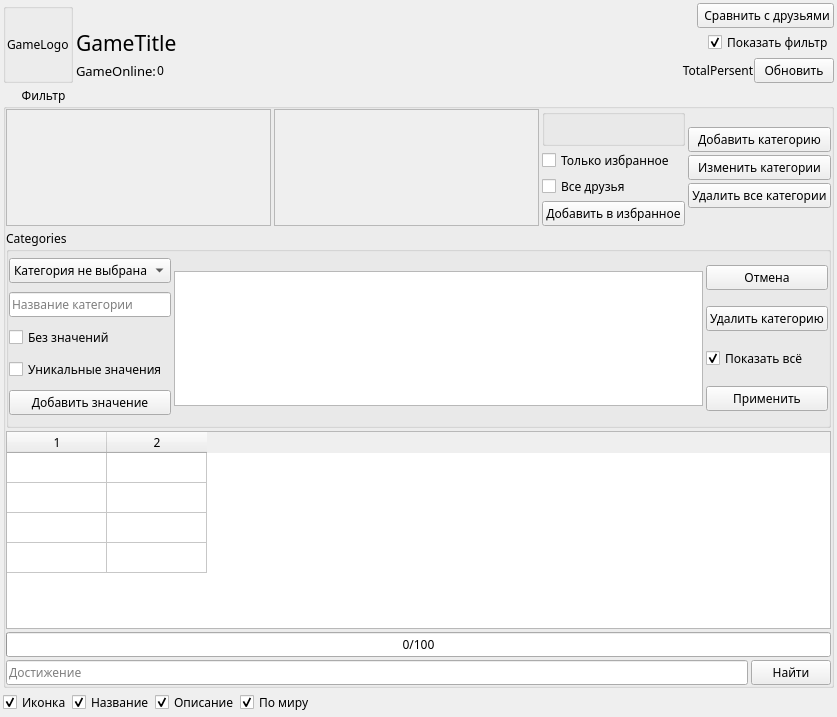
Before: the Qt Designer form AraSteamManager/AchievementsSubForms/formachievements.ui in Arankir/AraSteamManager, drawn with Qt 5.
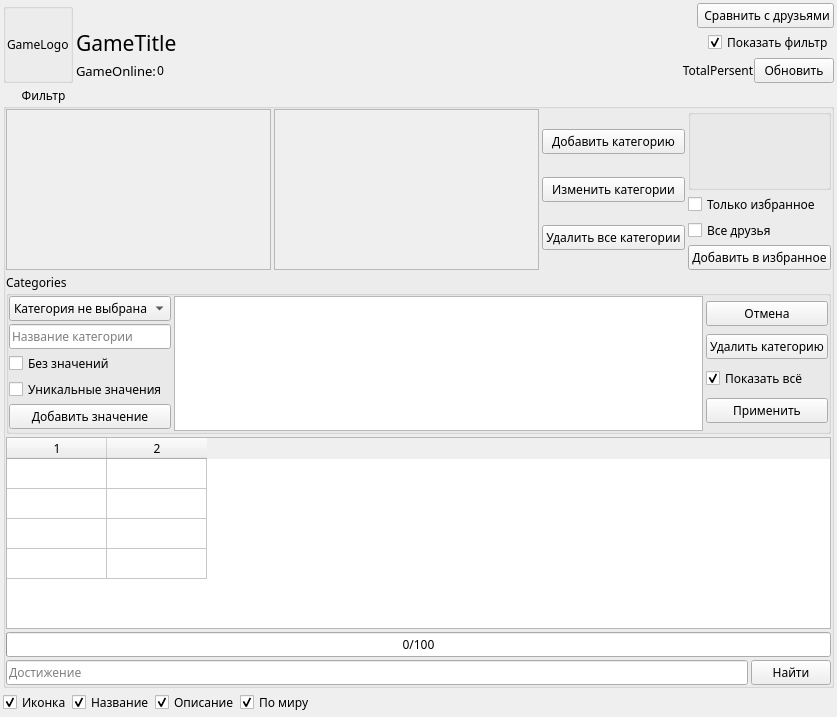
After: the same form once the commit is applied.

```diff
--- a/AraSteamManager/AchievementsSubForms/formachievements.ui
+++ b/AraSteamManager/AchievementsSubForms/formachievements.ui
@@ -281,7 +281,7 @@
             <rect>
              <x>0</x>
              <y>0</y>
-             <width>271</width>
+             <width>272</width>
              <height>109</height>
             </rect>
            </property>
@@ -308,7 +308,7 @@
             <rect>
              <x>0</x>
              <y>0</y>
-             <width>271</width>
+             <width>272</width>
              <height>109</height>
             </rect>
            </property>
@@ -316,6 +316,34 @@
           </widget>
          </widget>
         </item>
+        <item>
+         <layout class="QVBoxLayout" name="verticalLayout_5">
+          <property name="spacing">
+           <number>3</number>
+          </property>
+          <item>
+           <widget class="QPushButton" name="ButtonAddCategory">
+            <property name="text">
+             <string>Добавить категорию</string>
+            </property>
+           </widget>
+          </item>
+          <item>
+           <widget class="QPushButton" name="ButtonChangeCategory">
+            <property name="text">
+             <string>Изменить категории</string>
+            </property>
+           </widget>
+          </item>
+          <item>
+           <widget class="QPushButton" name="ButtonDeleteAllCategories">
+            <property name="text">
+             <string>Удалить все категории</string>
+            </property>
+           </widget>
+          </item>
+         </layout>
+        </item>
         <item>
          <layout class="QVBoxLayout" name="verticalLayout_4">
           <item>
@@ -352,38 +380,6 @@
           </item>
          </layout>
         </item>
-        <item>
-         <layout class="QVBoxLayout" name="verticalLayout">
-          <item>
-           <layout class="QVBoxLayout" name="verticalLayout_5">
-            <property name="spacing">
-             <number>3</number>
-            </property>
-            <item>
-             <widget class="QPushButton" name="ButtonAddCategory">
-              <property name="text">
-               <string>Добавить категорию</string>
-              </property>
-             </widget>
-            </item>
-            <item>
-             <widget class="QPushButton" name="ButtonChangeCategory">
-              <property name="text">
-               <string>Изменить категории</string>
-              </property>
-             </widget>
-            </item>
-            <item>
-             <widget class="QPushButton" name="ButtonDeleteAllCategories">
-              <property name="text">
-               <string>Удалить все категории</string>
-              </property>
-             </widget>
-            </item>
-           </layout>
-          </item>
-         </layout>
-        </item>
        </layout>
       </item>
       <item>
```
